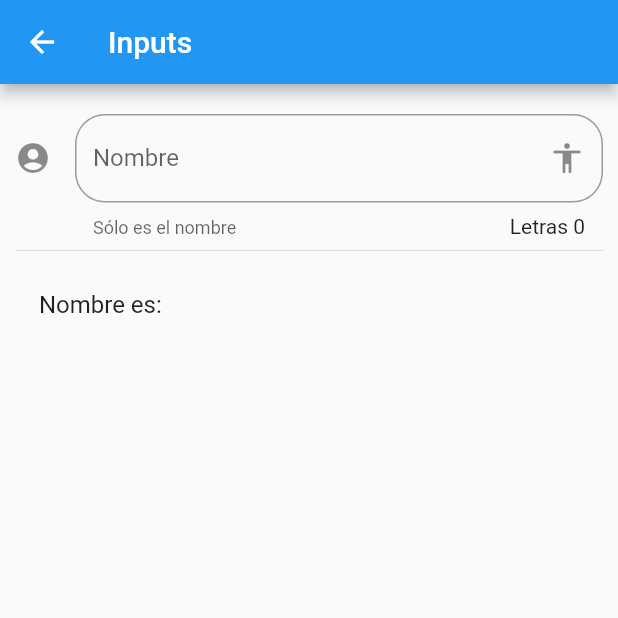
After one commit to ceppeu/flutter-components, a Flutter app: the InputPage screen opened by its route, on a phone screen of 412 x 824 dp, the top half of it. The commit adds this screen. Run offline on Flutter 3.47's test engine with Material 2 defaults, Android fonts, the phone set to English and light mode, and no system bars; network calls fail.

Commit message:
Added animated container and started input handlers

```diff
--- a/lib/src/pages/home_page.dart
+++ b/lib/src/pages/home_page.dart
@@ -2,8 +2,6 @@ import 'package:flutter/material.dart';
 
 import 'package:componentes/src/providers/menu_provider.dart';
 import 'package:componentes/src/utils/icon_string_util.dart';
-
-import 'package:componentes/src/pages/alert_page.dart';
 
 class HomePage extends StatelessWidget {
   @override
--- /dev/null
+++ b/lib/src/pages/input_page.dart
@@ -0,0 +1,47 @@
+import 'package:flutter/material.dart';
+
+class InputPage extends StatefulWidget {
+  @override
+  _InputPageState createState() => _InputPageState();
+}
+
+class _InputPageState extends State<InputPage> {
+  String _name = '';
+
+  @override
+  Widget build(BuildContext context) {
+    return Scaffold(
+      appBar: AppBar(title: Text('Inputs')),
+      body: ListView(
+        padding: EdgeInsets.symmetric(horizontal: 10.0, vertical: 20.0),
+        children: <Widget>[_createInput(), Divider(), _createUser()],
+      ),
+    );
+  }
+
+  Widget _createInput() {
+    return TextField(
+      autofocus: false,
+      textCapitalization: TextCapitalization.sentences,
+      decoration: InputDecoration(
+          border: OutlineInputBorder(borderRadius: BorderRadius.circular(20.0)),
+          counter: Text('Letras ${_name.length}'),
+          hintText: 'Nombre de la persona',
+          labelText: 'Nombre',
+          helperText: 'Sólo es el nombre',
+          suffixIcon: Icon(Icons.accessibility),
+          icon: Icon(Icons.account_circle)),
+      onChanged: (value) {
+        setState(() {
+          _name = value;
+        });
+      },
+    );
+  }
+
+  Widget _createUser() {
+    return ListTile(
+      title: Text('Nombre es: $_name'),
+    );
+  }
+}
--- a/lib/src/routes/routes.dart
+++ b/lib/src/routes/routes.dart
@@ -3,11 +3,17 @@ import 'package:flutter/material.dart';
 import 'package:componentes/src/pages/alert_page.dart';
 import 'package:componentes/src/pages/avatar_page.dart';
 import 'package:componentes/src/pages/home_page.dart';
+import 'package:componentes/src/pages/card_page.dart';
+import 'package:componentes/src/pages/animated_container.dart';
+import 'package:componentes/src/pages/input_page.dart';
 
 Map<String, WidgetBuilder> getApplicationRoutes() {
   return <String, WidgetBuilder>{
     '/': (BuildContext context) => HomePage(),
     'alert': (BuildContext context) => AlertPage(),
     'avatar': (BuildContext context) => AvatarPage(),
+    'card': (BuildContext context) => CardPage(),
+    'container': (BuildContext context) => AnimatedContainerPage(),
+    'input': (BuildContext context) => InputPage()
   };
 }
--- a/lib/src/utils/icon_string_util.dart
+++ b/lib/src/utils/icon_string_util.dart
@@ -4,9 +4,10 @@ final _icons = <String, IconData>{
   'add_alert': Icons.add_alert,
   'accessibility': Icons.accessibility,
   'folder_open': Icons.folder_open,
+  'view_quilt': Icons.view_quilt,
+  'input': Icons.input
 };
 
 Icon getIcon(String iconName) {
-  print('ICON NAME $iconName');
   return Icon(_icons[iconName], color: Colors.purple[300]);
 }
--- a/pubspec.yaml
+++ b/pubspec.yaml
@@ -47,6 +47,7 @@ flutter:
   # To add assets to your application, add an assets section, like this:
   assets:
     - data/menu_opts.json
+    - assets/
   #   - images/a_dot_ham.jpeg
 
   # An image asset can refer to one or more resolution-specific "variants", see
```
Also changed, not shown: data/menu_opts.json (+10 -0 lines), lib/src/pages/alert_page.dart (+45 -6 lines), lib/src/pages/animated_container.dart (added, +48 -0 lines), lib/src/pages/avatar_page.dart (+26 -2 lines), lib/src/pages/card_page.dart (added, +87 -0 lines), assets/jar-loading.gif (added).
